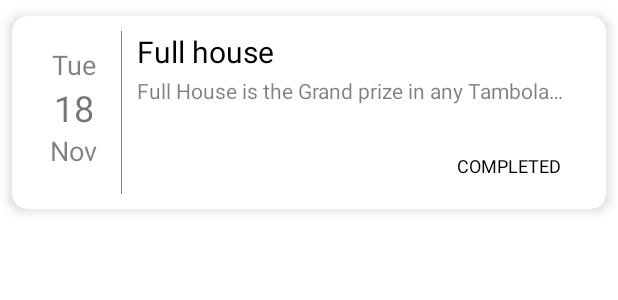
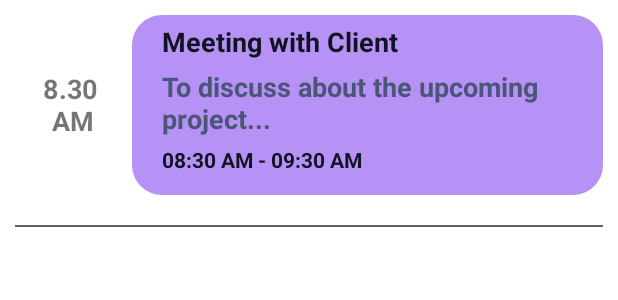
Before and after one commit to nguyenhuuloc99/Project, an Android app: the layout item_cv.xml on its own in the app's theme, with its tools: preview values and no code run, on a phone screen of 412 x 824 dp. Shown: the top 300 px of the screen. Run offline under Robolectric (Android 15) with nearby library versions, the light colour scheme and no system bars.

Commit message:
2023/1/5

```diff
--- a/app/src/main/java/com/example/project/ui/ActivityWriteTask.kt
+++ b/app/src/main/java/com/example/project/ui/ActivityWriteTask.kt
@@ -5,7 +5,6 @@ import android.app.DatePickerDialog
 import android.app.TimePickerDialog
 import android.content.Intent
 import android.os.Bundle
-import android.util.Log
 import android.view.View
 import androidx.appcompat.app.AppCompatActivity
 import com.example.project.R
@@ -15,7 +14,6 @@ import com.example.project.dao.DbHelper
 import com.example.project.dao.TaskDao
 import com.example.project.databinding.ActivityWriteTaskBinding
 import com.example.project.utils.showToast
-import com.example.project.utils.titleExtra
 import java.util.*
 
 
@@ -120,9 +118,15 @@ class ActivityWriteTask : AppCompatActivity() {
                         0,
                         isNoti
                     )
-                ) showToast(
-                    context = this@ActivityWriteTask, "Thêm công việc thành công"
-                ) else showToast(this@ActivityWriteTask, "Thêm công việc thất bại")
+                ) {
+                    showToast(
+                        context = this@ActivityWriteTask, "Thêm công việc thành công"
+                    )
+                    val intent = Intent()
+                    intent.putExtra(EXTRA_DATA, "ok")
+                    setResult(Activity.RESULT_OK, intent)
+                    finish()
+                } else showToast(this@ActivityWriteTask, "Thêm công việc thất bại")
             }
 
         })
--- a/app/src/main/java/com/example/project/ui/BottomTaskDialog.kt
+++ b/app/src/main/java/com/example/project/ui/BottomTaskDialog.kt
@@ -21,6 +21,4 @@ class BottomTaskDialog : BottomSheetDialogFragment() {
         }
         return binding.root
     }
-
-
 }
--- a/app/src/main/java/com/example/project/ui/FragmentHome.kt
+++ b/app/src/main/java/com/example/project/ui/FragmentHome.kt
@@ -7,16 +7,11 @@ import android.view.LayoutInflater
 import android.view.View
 import android.view.ViewGroup
 import androidx.fragment.app.Fragment
-import androidx.fragment.app.FragmentActivity
-import androidx.fragment.app.FragmentTransaction
 import androidx.recyclerview.widget.GridLayoutManager
-import androidx.recyclerview.widget.LinearLayoutManager
-import com.example.project.R
 import com.example.project.adapter.TaskAdapter
 import com.example.project.dao.DbHelper
 import com.example.project.dao.TaskDao
 import com.example.project.databinding.FragmentHomeBinding
-import com.example.project.databinding.ItemCvBinding
 import com.example.project.model.Task
 import com.example.project.utils.showToast
 
@@ -35,8 +30,6 @@ class FragmentHome : Fragment() {
         if (taskDao != null) {
             listTask = taskDao!!.getAllTask()
         }
-        binding.btnInsert.setOnClickListener {
-            startActivityForResult(Intent(context, ActivityWriteTask::class.java), 2)
         taskAdapter =
             TaskAdapter(listTask, this.requireActivity(), object : TaskAdapter.CallBackTask {
                 override fun onClick(position: Int) {
@@ -45,6 +38,8 @@ class FragmentHome : Fragment() {
                     context?.showToast(requireContext(), "onclick ${position}")
                 }
             })
+        binding.btnInsert.setOnClickListener {
+            startActivityForResult(Intent(context, ActivityWriteTask::class.java), 2)
         }
         if (listTask.size == 0) {
             binding.reTask.visibility = View.GONE
@@ -55,17 +50,26 @@ class FragmentHome : Fragment() {
         return binding.root
     }
 
+    override fun onResume() {
+        super.onResume()
+        listTask.clear()
+        taskDao?.let { listTask.addAll(it.getAllTask()) }
+        binding.reTask.adapter?.notifyDataSetChanged()
     }
-/*override fun onActivityResult(requestCode: Int, resultCode: Int, data: Intent?) {
+
+    override fun onActivityResult(requestCode: Int, resultCode: Int, data: Intent?) {
         super.onActivityResult(requestCode, resultCode, data)
         if (isAdded && activity != null) {
             if (requestCode == 2 && resultCode == Activity.RESULT_OK && data != null) {
                 val result: String? = data.getStringExtra(ActivityWriteTask.EXTRA_DATA)
                 if (!result.isNullOrEmpty() && result.equals("ok")) {
-                listTask = taskDao!!.getAllTask()
+                    listTask.clear()
+                    taskDao?.let { listTask.addAll(it.getAllTask()) }
                     binding.reTask.adapter?.notifyDataSetChanged()
                 }
             }
         }
 
-}*/
+    }
+
+}
--- a/app/src/main/java/com/example/project/ui/MainActivity.kt
+++ b/app/src/main/java/com/example/project/ui/MainActivity.kt
@@ -186,23 +186,26 @@ class MainActivity : AppCompatActivity() {
     override fun onResume() {
         super.onResume()
         var taskDao: TaskDao? = null
-        val dbHelper =  DbHelper.getInstance(this)
+        val dbHelper = DbHelper.getInstance(this)
         taskDao = dbHelper?.let { TaskDao.getInstace(it) }
         taskDao.getAllTask()
-       // fragmentHome?.binding?.reTask?.adapter?.notifyDataSetChanged()
+        // fragmentHome?.binding?.reTask?.adapter?.notifyDataSetChanged()
     }
+
     companion object {
         var FRAGMENT_HOME: Int = 0;
         var FRAGMENT_CALENDAR: Int = 1;
         var FRAGMENT_MINE: Int = 2;
     }
 
-    /*override fun onActivityResult(requestCode: Int, resultCode: Int, data: Intent?) {
+    override fun onActivityResult(requestCode: Int, resultCode: Int, data: Intent?) {
         super.onActivityResult(requestCode, resultCode, data)
-        var fragment = supportFragmentManager.findFragmentById(R.id.container)
-        if (fragment is FragmentHome) {
-            fragment?.startActivityForResult(data, requestCode)
+        for (fragment in supportFragmentManager.fragments) {
+            if (fragment is FragmentHome) {
+                fragment?.onActivityResult(requestCode, resultCode, data)
+            }
         }
-    }*/
+
+    }
 
 }
--- /dev/null
+++ b/app/src/main/res/drawable/background_calendar.xml
@@ -0,0 +1,10 @@
+<?xml version="1.0" encoding="utf-8"?>
+<shape xmlns:android="http://schemas.android.com/apk/res/android"
+    android:shape="rectangle">
+    <stroke android:color="#EAECF0" />
+    <corners
+        android:bottomLeftRadius="10dp"
+        android:bottomRightRadius="10dp"
+        android:topLeftRadius="10dp"
+        android:topRightRadius="10dp" />
+</shape>
--- /dev/null
+++ b/app/src/main/res/drawable/background_task.xml
@@ -0,0 +1,6 @@
+<?xml version="1.0" encoding="utf-8"?>
+<shape xmlns:android="http://schemas.android.com/apk/res/android"
+    android:shape="rectangle">
+    <corners android:radius="@dimen/size_20dp" />
+    <solid android:color="#B692F6" />
+</shape>
--- a/app/src/main/res/layout/example_1_calendar_day.xml
+++ b/app/src/main/res/layout/example_1_calendar_day.xml
@@ -5,6 +5,7 @@
     android:layout_width="match_parent"
     android:layout_height="match_parent"
     android:layout_margin="5dp"
+    android:background="@drawable/background_calendar"
     android:gravity="center"
     android:textColor="@color/gray"
     android:textSize="16sp"
--- a/app/src/main/res/layout/fragment_calendar.xml
+++ b/app/src/main/res/layout/fragment_calendar.xml
@@ -171,7 +171,8 @@
             <androidx.recyclerview.widget.RecyclerView
                 android:id="@+id/re_task"
                 android:layout_width="match_parent"
-                android:layout_height="wrap_content" />
+                android:layout_height="wrap_content"
+                tools:listitem="@layout/item_task" />
 
             <CheckBox
                 android:id="@+id/weekModeCheckBox"
--- a/app/src/main/res/layout/item_cv.xml
+++ b/app/src/main/res/layout/item_cv.xml
@@ -1,128 +1,70 @@
 <?xml version="1.0" encoding="utf-8"?>
-<androidx.cardview.widget.CardView xmlns:android="http://schemas.android.com/apk/res/android"
-    xmlns:app="http://schemas.android.com/apk/res-auto"
-    xmlns:tools="http://schemas.android.com/tools"
+<LinearLayout xmlns:android="http://schemas.android.com/apk/res/android"
     android:layout_width="match_parent"
-    android:layout_height="150dp"
-    app:cardCornerRadius="10dp"
-    app:cardElevation="5dp"
-    app:cardUseCompatPadding="true"
-    app:contentPadding="10dp">
+    android:layout_height="wrap_content"
+    android:layout_marginTop="@dimen/size_10dp"
+    android:orientation="vertical"
+    android:paddingHorizontal="@dimen/size_10dp">
 
     <LinearLayout
         android:layout_width="match_parent"
-        android:layout_height="match_parent"
+        android:layout_height="wrap_content"
         android:orientation="horizontal">
 
+        <TextView
+            android:layout_width="0dp"
+            android:layout_height="@dimen/size_120dp"
+            android:layout_weight="0.5"
+            android:gravity="center"
+            android:text="8.30 \nAM"
+            android:textSize="@dimen/size_text_18sp"
+            android:textStyle="bold" />
+
         <LinearLayout
-            android:layout_width="match_parent"
-            android:layout_height="wrap_content"
-            android:layout_marginLeft="5dp"
-            android:layout_marginTop="10dp"
-            android:layout_marginRight="5dp"
-            android:layout_weight="1"
+            android:layout_width="0dp"
+            android:layout_height="@dimen/size_120dp"
+            android:layout_weight="2"
+            android:background="@drawable/background_task"
             android:orientation="vertical">
 
             <TextView
-                android:id="@+id/day"
                 android:layout_width="wrap_content"
                 android:layout_height="wrap_content"
-                android:layout_gravity="center"
-                android:alpha="0.5"
-                android:text="Tue"
-                android:textColor="@android:color/black"
-                android:textSize="18sp" />
+                android:layout_gravity="start"
+                android:layout_marginStart="@dimen/size_20dp"
+                android:layout_marginTop="@dimen/size_5dp"
+                android:text="Meeting with Client"
+                android:textColor="#111322"
+                android:textSize="@dimen/size_text_18sp"
+                android:textStyle="bold" />
 
             <TextView
-                android:id="@+id/date"
                 android:layout_width="wrap_content"
                 android:layout_height="wrap_content"
-                android:layout_gravity="center"
-                android:text="18"
-                android:textSize="24sp" />
+                android:layout_gravity="start"
+                android:layout_marginStart="@dimen/size_20dp"
+                android:layout_marginTop="@dimen/size_5dp"
+                android:text="To discuss about the upcoming project..."
+                android:textColor="#4A5578"
+                android:textSize="@dimen/size_text_18sp"
+                android:textStyle="bold" />
 
             <TextView
-                android:id="@+id/month"
                 android:layout_width="wrap_content"
                 android:layout_height="wrap_content"
-                android:layout_gravity="center"
-                android:alpha="0.5"
-                android:text="Nov"
-                android:textColor="@android:color/black"
-                android:textSize="18sp" />
+                android:layout_gravity="start"
+                android:layout_marginStart="@dimen/size_20dp"
+                android:layout_marginTop="@dimen/size_5dp"
+                android:text="08:30 AM - 09:30 AM"
+                android:textColor="#111322"
+                android:textSize="@dimen/size_text_14sp"
+                android:textStyle="bold" />
+        </LinearLayout>
+    </LinearLayout>
 
-        </LinearLayout>
-
-        <View
-            android:layout_width="0.5dp"
-            android:layout_height="match_parent"
-            android:alpha="0.5"
-            android:background="@android:color/black" />
-
-        <LinearLayout
-            android:layout_width="match_parent"
-            android:layout_height="match_parent"
-            android:layout_gravity="center"
-            android:layout_marginLeft="10dp"
-            android:layout_marginRight="10dp"
-            android:layout_weight="0.2"
-            android:orientation="vertical">
-
-            <LinearLayout
-                android:layout_width="match_parent"
-                android:layout_height="wrap_content">
-
-                <TextView
-                    android:id="@+id/title"
-                    android:layout_width="wrap_content"
-                    android:layout_height="wrap_content"
-                    android:layout_weight="1"
-                    android:singleLine="true"
-                    android:textColor="@android:color/black"
-                    android:textSize="20sp"
-                    tools:text="Full house" />
-
-                <ImageView
-                    android:id="@+id/note_priority"
-                    android:layout_width="30dp"
-                    android:layout_height="30dp" />
-
-            </LinearLayout>
-
-            <TextView
-                android:id="@+id/noteSubtitle"
-                android:layout_width="wrap_content"
-                android:layout_height="wrap_content"
-                android:alpha="0.5"
-                android:singleLine="true"
-                android:textColor="@android:color/black"
-                android:textSize="14sp"
-                tools:text="Full House is the Grand prize in any Tambola game played. It means all 15 Numbers of a ticket are cut, striked out" />
-
-            <TextView
-                android:id="@+id/time"
-                android:layout_width="wrap_content"
-                android:layout_height="wrap_content"
-                android:alpha="0.5"
-                android:singleLine="true"
-                android:textColor="@android:color/black"
-                android:textSize="12sp"
-                tools:text="" />
-
-            <TextView
-                android:id="@+id/status"
-                android:layout_width="wrap_content"
-                android:layout_height="wrap_content"
-                android:layout_gravity="right"
-                android:layout_marginTop="10dp"
-                android:paddingLeft="10dp"
-                android:paddingTop="5dp"
-                android:paddingRight="10dp"
-                android:paddingBottom="5dp"
-                android:text="COMPLETED"
-                android:textColor="@android:color/black"
-                android:textSize="12sp" />
-        </LinearLayout>
-
-    </LinearLayout>
-</androidx.cardview.widget.CardView>
+    <View
+        android:layout_width="match_parent"
+        android:layout_height="1dp"
+        android:layout_marginTop="@dimen/size_20dp"
+        android:background="@color/wk_basic_gray700" />
+</LinearLayout>
--- a/app/src/main/res/layout/item_discovery.xml
+++ b/app/src/main/res/layout/item_discovery.xml
@@ -1,12 +1,14 @@
 <?xml version="1.0" encoding="utf-8"?>
-<LinearLayout xmlns:android="http://schemas.android.com/apk/res/android"
+<ScrollView xmlns:android="http://schemas.android.com/apk/res/android"
     xmlns:app="http://schemas.android.com/apk/res-auto"
-    xmlns:tools="http://schemas.android.com/tools"
     android:layout_width="match_parent"
     android:layout_height="match_parent"
-    android:orientation="vertical"
     android:padding="16dp">
 
+   <LinearLayout
+       android:orientation="vertical"
+       android:layout_width="match_parent"
+       android:layout_height="wrap_content">
        <LinearLayout
            android:layout_width="match_parent"
            android:layout_height="wrap_content"
@@ -305,16 +307,16 @@
                    <TextView
                        android:layout_width="wrap_content"
                        android:layout_height="wrap_content"
-                    android:text="Walking"
+                       android:text="Báo Thức"
                        android:textColor="#5E5E5E"
                        android:textSize="18dp" />
 
                    <ImageView
-                    android:layout_width="wrap_content"
+                       android:layout_width="@dimen/size_70dp"
                        android:layout_height="80dp"
                        android:layout_alignParentRight="true"
                        android:layout_alignParentBottom="true"
-                    android:src="@drawable/ic_festival" />
+                       android:src="@drawable/baothuc100" />
 
                </RelativeLayout>
 
@@ -451,7 +453,7 @@
                        android:text="Nhật kí"
                        android:textColor="#5E5E5E"
                        android:textSize="18dp" />
-l
+
                    <ImageView
                        android:layout_width="wrap_content"
                        android:layout_height="80dp"
@@ -498,5 +500,6 @@ l
 
 
        </LinearLayout>
+   </LinearLayout>
 
-</LinearLayout>
+</ScrollView>
```
Also changed, not shown: app/src/main/res/drawable-v24/ic_festival.png (deleted), app/src/main/res/drawable/baothuc100.png (added). Lines whose indentation alone changed are shown as unchanged.
